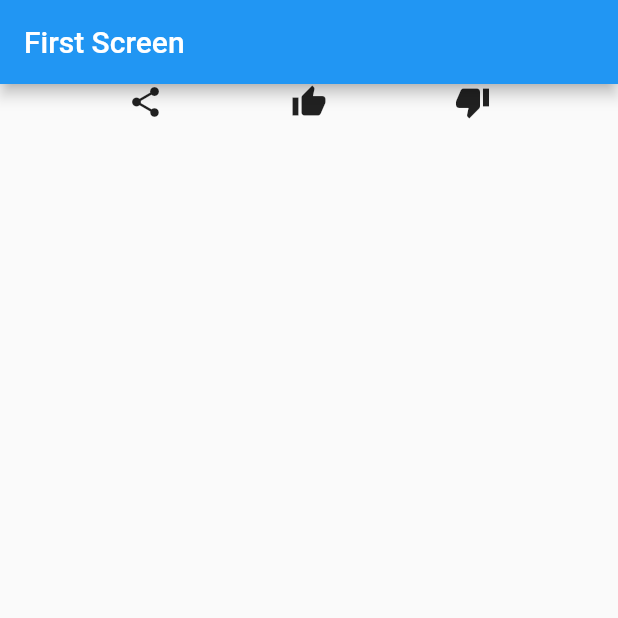
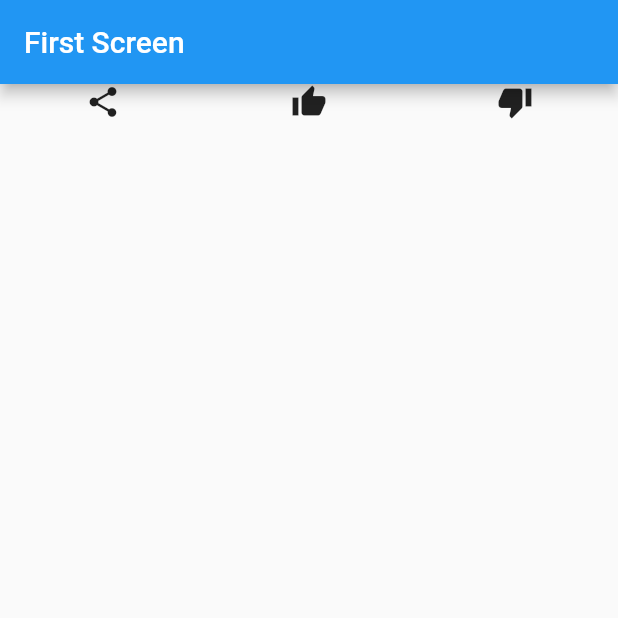
Before and after one commit to samani21/komponen-dasar-flutter, a Flutter app: the screen it shows after launch, on a phone screen of 412 x 824 dp, the top half of it. Run offline on Flutter 3.47's test engine with Material 2 defaults, Android fonts, the phone set to English and light mode, and no system bars.

Commit message:
Widget Row melebar kiri dan kanan

```diff
--- a/lib/main.dart
+++ b/lib/main.dart
@@ -27,13 +27,13 @@ class FirstScreen extends StatelessWidget {
         title: Text('First Screen'),
       ),
       body: Row(
-              mainAxisAlignment: MainAxisAlignment.spaceEvenly,
+        mainAxisAlignment: MainAxisAlignment.spaceAround,
         children: <Widget>[
           Icon(Icons.share),
           Icon(Icons.thumb_up),
           Icon(Icons.thumb_down),
         ],
-            )
+      ),
     )
     );
   }
```
Lines whose indentation alone changed are shown as unchanged.
